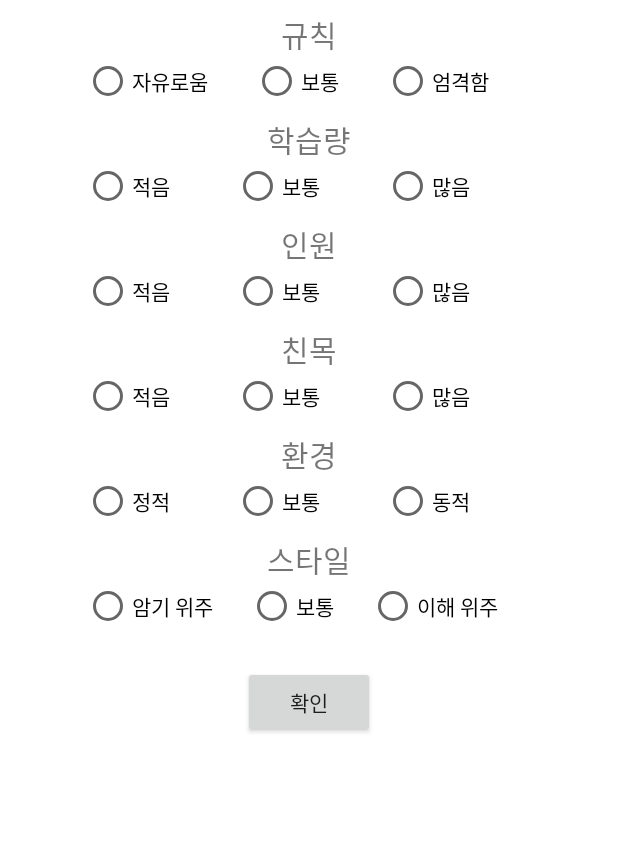
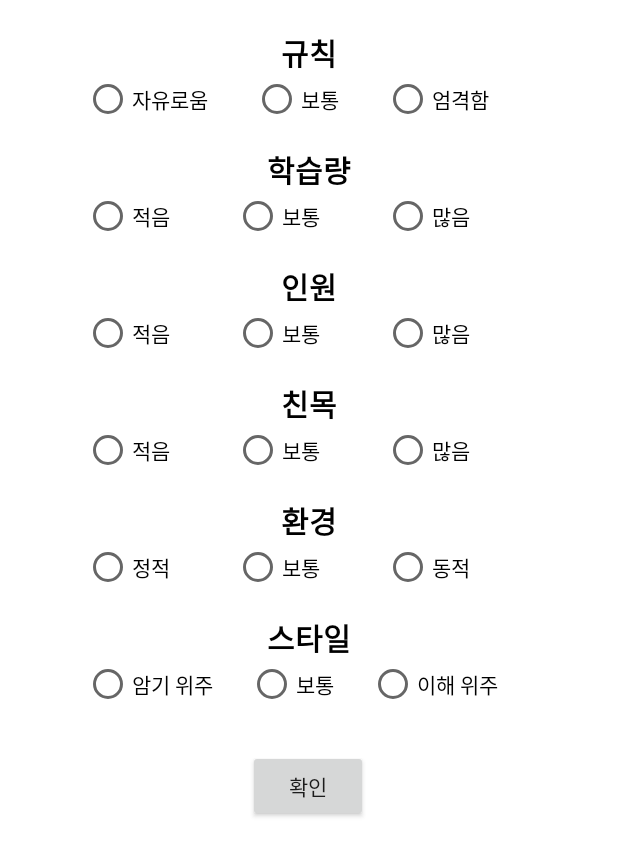
Before and after one commit to yhs3434/Study-Room, an Android app: the layout activity_tendency_choice.xml on its own in the app's theme, with its tools: preview values and no code run, on a phone screen of 412 x 824 dp. Shown: the top 856 px of the screen. Run offline under Robolectric (Android 15) with nearby library versions, the phone set to English and light mode, and no system bars.

Commit message:
android update

```diff
--- a/android/app/src/main/AndroidManifest.xml
+++ b/android/app/src/main/AndroidManifest.xml
@@ -31,7 +31,11 @@
         <activity
             android:name=".SubjectChoiceActivity"
             android:theme="@android:style/Theme.Dialog" />
-        <activity android:name=".TendencyChoiceActivity"></activity>
+        <activity
+            android:name=".TendencyChoiceActivity"
+            android:theme="@android:style/Theme.Dialog" />
+        <activity android:name=".LoadingActivity"
+            android:theme="@android:style/Theme.NoTitleBar.Fullscreen"/>
     </application>
 
 </manifest>
--- a/android/app/src/main/java/com/yoonhs3434/suroom/MainActivity.java
+++ b/android/app/src/main/java/com/yoonhs3434/suroom/MainActivity.java
@@ -19,6 +19,8 @@ public class MainActivity extends AppCompatActivity {
     protected void onCreate(Bundle savedInstanceState) {
         super.onCreate(savedInstanceState);
         setContentView(R.layout.activity_main);
+        Intent intent = new Intent(this, LoadingActivity.class);
+        startActivity(intent);
 
         Button btn_login = (Button) findViewById(R.id.button_login);
         btn_login.setOnClickListener(new View.OnClickListener(){
--- a/android/app/src/main/java/com/yoonhs3434/suroom/TendencyChoiceActivity.java
+++ b/android/app/src/main/java/com/yoonhs3434/suroom/TendencyChoiceActivity.java
@@ -41,7 +41,7 @@ public class TendencyChoiceActivity extends Activity {
 
     }
 
-    void closeButtonClicked(View v) throws JSONException {
+    public void closeButtonClicked(View v) throws JSONException {
         int index=0;
 
         JSONObject data_req = new JSONObject();
@@ -52,7 +52,7 @@ public class TendencyChoiceActivity extends Activity {
                     index = j;
                 }
             }
-            data_req.accumulate((textViews[i].getText()).toString(), index);
+            data_req.accumulate(String.valueOf(textViews[i].getText()), index);
         }
 
         HttpPost send = new HttpPost(MySetting.getMyUrl() + "choice/tendency/", data_req);
--- a/android/app/src/main/res/layout/activity_tendency_choice.xml
+++ b/android/app/src/main/res/layout/activity_tendency_choice.xml
@@ -11,7 +11,7 @@
         android:id="@+id/linearLayout"
         android:layout_width="300dp"
         android:layout_height="wrap_content"
-        android:layout_marginTop="8dp"
+        android:layout_marginTop="20dp"
         android:orientation="vertical"
         app:layout_constraintEnd_toEndOf="parent"
         app:layout_constraintHorizontal_bias="0.5"
@@ -24,7 +24,9 @@
             android:layout_height="wrap_content"
             android:gravity="center_horizontal"
             android:text="규칙"
-            android:textSize="20sp" />
+            android:textColor="@android:color/background_dark"
+            android:textSize="20sp"
+            android:textStyle="bold" />
 
         <RadioGroup
             android:id="@+id/ruleGroup"
@@ -37,13 +39,15 @@
                 android:layout_width="wrap_content"
                 android:layout_height="wrap_content"
                 android:layout_weight="1"
-                android:text="자유로움" />
+                android:text="자유로움"
+                android:textColor="@android:color/background_dark" />
 
             <RadioButton
                 android:id="@+id/ruleButton2"
                 android:layout_width="wrap_content"
                 android:layout_height="wrap_content"
                 android:layout_weight="1"
+                android:textColor="@android:color/background_dark"
                 android:text="보통" />
 
             <RadioButton
@@ -51,6 +55,7 @@
                 android:layout_width="wrap_content"
                 android:layout_height="wrap_content"
                 android:layout_weight="1"
+                android:textColor="@android:color/background_dark"
                 android:text="엄격함" />
         </RadioGroup>
     </LinearLayout>
@@ -59,10 +64,9 @@
         android:id="@+id/linearLayout2"
         android:layout_width="300dp"
         android:layout_height="wrap_content"
-        android:layout_marginTop="8dp"
+        android:layout_marginTop="16dp"
         android:orientation="vertical"
         app:layout_constraintEnd_toEndOf="parent"
-        app:layout_constraintHorizontal_bias="0.5"
         app:layout_constraintStart_toStartOf="parent"
         app:layout_constraintTop_toBottomOf="@+id/linearLayout">
 
@@ -72,7 +76,9 @@
             android:layout_height="wrap_content"
             android:gravity="center_horizontal"
             android:text="학습량"
-            android:textSize="20sp" />
+            android:textColor="@android:color/background_dark"
+            android:textSize="20sp"
+            android:textStyle="bold" />
 
         <RadioGroup
             android:id="@+id/learningGroup"
@@ -89,6 +95,7 @@
                 android:layout_width="wrap_content"
                 android:layout_height="wrap_content"
                 android:layout_weight="1"
+                android:textColor="@android:color/background_dark"
                 android:text="적음" />
 
             <RadioButton
@@ -96,6 +103,7 @@
                 android:layout_width="wrap_content"
                 android:layout_height="wrap_content"
                 android:layout_weight="1"
+                android:textColor="@android:color/background_dark"
                 android:text="보통" />
 
             <RadioButton
@@ -103,6 +111,7 @@
                 android:layout_width="wrap_content"
                 android:layout_height="wrap_content"
                 android:layout_weight="1"
+                android:textColor="@android:color/background_dark"
                 android:text="많음" />
         </RadioGroup>
     </LinearLayout>
@@ -111,10 +120,9 @@
         android:id="@+id/linearLayout3"
         android:layout_width="300dp"
         android:layout_height="wrap_content"
-        android:layout_marginTop="8dp"
+        android:layout_marginTop="16dp"
         android:orientation="vertical"
         app:layout_constraintEnd_toEndOf="parent"
-        app:layout_constraintHorizontal_bias="0.5"
         app:layout_constraintStart_toStartOf="parent"
         app:layout_constraintTop_toBottomOf="@+id/linearLayout2">
 
@@ -124,7 +132,9 @@
             android:layout_height="wrap_content"
             android:gravity="center_horizontal"
             android:text="인원"
-            android:textSize="20sp" />
+            android:textColor="@android:color/background_dark"
+            android:textSize="20sp"
+            android:textStyle="bold" />
 
         <RadioGroup
             android:id="@+id/numberPeopleGroup"
@@ -138,6 +148,7 @@
                 android:layout_width="wrap_content"
                 android:layout_height="wrap_content"
                 android:layout_weight="1"
+                android:textColor="@android:color/background_dark"
                 android:text="적음" />
 
             <RadioButton
@@ -145,6 +156,7 @@
                 android:layout_width="wrap_content"
                 android:layout_height="wrap_content"
                 android:layout_weight="1"
+                android:textColor="@android:color/background_dark"
                 android:text="보통" />
 
             <RadioButton
@@ -152,6 +164,7 @@
                 android:layout_width="wrap_content"
                 android:layout_height="wrap_content"
                 android:layout_weight="1"
+                android:textColor="@android:color/background_dark"
                 android:text="많음" />
         </RadioGroup>
     </LinearLayout>
@@ -160,10 +173,9 @@
         android:id="@+id/linearLayout4"
         android:layout_width="300dp"
         android:layout_height="wrap_content"
-        android:layout_marginTop="8dp"
+        android:layout_marginTop="16dp"
         android:orientation="vertical"
         app:layout_constraintEnd_toEndOf="parent"
-        app:layout_constraintHorizontal_bias="0.5"
         app:layout_constraintStart_toStartOf="parent"
         app:layout_constraintTop_toBottomOf="@+id/linearLayout3">
 
@@ -173,7 +185,9 @@
             android:layout_height="wrap_content"
             android:gravity="center_horizontal"
             android:text="친목"
-            android:textSize="20sp" />
+            android:textColor="@android:color/background_dark"
+            android:textSize="20sp"
+            android:textStyle="bold" />
 
         <RadioGroup
             android:id="@+id/friendshipGroup"
@@ -188,6 +202,7 @@
                 android:layout_width="wrap_content"
                 android:layout_height="wrap_content"
                 android:layout_weight="1"
+                android:textColor="@android:color/background_dark"
                 android:text="적음" />
 
             <RadioButton
@@ -195,6 +210,7 @@
                 android:layout_width="wrap_content"
                 android:layout_height="wrap_content"
                 android:layout_weight="1"
+                android:textColor="@android:color/background_dark"
                 android:text="보통" />
 
             <RadioButton
@@ -202,6 +218,7 @@
                 android:layout_width="wrap_content"
                 android:layout_height="wrap_content"
                 android:layout_weight="1"
+                android:textColor="@android:color/background_dark"
                 android:text="많음" />
         </RadioGroup>
     </LinearLayout>
@@ -210,10 +227,9 @@
         android:id="@+id/linearLayout5"
         android:layout_width="300dp"
         android:layout_height="wrap_content"
-        android:layout_marginTop="8dp"
+        android:layout_marginTop="16dp"
         android:orientation="vertical"
         app:layout_constraintEnd_toEndOf="parent"
-        app:layout_constraintHorizontal_bias="0.5"
         app:layout_constraintStart_toStartOf="parent"
         app:layout_constraintTop_toBottomOf="@+id/linearLayout4">
 
@@ -223,7 +239,9 @@
             android:layout_height="wrap_content"
             android:gravity="center_horizontal"
             android:text="환경"
-            android:textSize="20sp" />
+            android:textColor="@android:color/background_dark"
+            android:textSize="20sp"
+            android:textStyle="bold" />
 
         <RadioGroup
             android:id="@+id/environmentGroup"
@@ -236,6 +254,7 @@
                 android:layout_width="wrap_content"
                 android:layout_height="wrap_content"
                 android:layout_weight="1"
+                android:textColor="@android:color/background_dark"
                 android:text="정적" />
 
             <RadioButton
@@ -243,6 +262,7 @@
                 android:layout_width="wrap_content"
                 android:layout_height="wrap_content"
                 android:layout_weight="1"
+                android:textColor="@android:color/background_dark"
                 android:text="보통" />
 
             <RadioButton
@@ -250,6 +270,7 @@
                 android:layout_width="wrap_content"
                 android:layout_height="wrap_content"
                 android:layout_weight="1"
+                android:textColor="@android:color/background_dark"
                 android:text="동적" />
         </RadioGroup>
     </LinearLayout>
@@ -258,7 +279,7 @@
         android:id="@+id/linearLayout6"
         android:layout_width="300dp"
         android:layout_height="wrap_content"
-        android:layout_marginTop="8dp"
+        android:layout_marginTop="16dp"
         android:orientation="vertical"
         app:layout_constraintEnd_toEndOf="parent"
         app:layout_constraintHorizontal_bias="0.5"
@@ -271,7 +292,9 @@
             android:layout_height="wrap_content"
             android:gravity="center_horizontal"
             android:text="스타일"
-            android:textSize="20sp" />
+            android:textColor="@android:color/background_dark"
+            android:textSize="20sp"
+            android:textStyle="bold" />
 
         <RadioGroup
             android:id="@+id/styleGroup"
@@ -284,6 +307,7 @@
                 android:layout_width="wrap_content"
                 android:layout_height="wrap_content"
                 android:layout_weight="1"
+                android:textColor="@android:color/background_dark"
                 android:text="암기 위주" />
 
             <RadioButton
@@ -291,6 +315,7 @@
                 android:layout_width="wrap_content"
                 android:layout_height="wrap_content"
                 android:layout_weight="1"
+                android:textColor="@android:color/background_dark"
                 android:text="보통" />
 
             <RadioButton
@@ -298,18 +323,24 @@
                 android:layout_width="wrap_content"
                 android:layout_height="wrap_content"
                 android:layout_weight="1"
+                android:textColor="@android:color/background_dark"
                 android:text="이해 위주" />
         </RadioGroup>
     </LinearLayout>
 
     <Button
-        android:id="@+id/checkButton"
-        android:layout_width="wrap_content"
+        android:id="@+id/closeButton"
+        android:layout_width="80dp"
         android:layout_height="wrap_content"
-        android:layout_marginTop="24dp"
+        android:layout_marginStart="8dp"
+        android:layout_marginLeft="8dp"
+        android:layout_marginTop="28dp"
+        android:layout_marginEnd="8dp"
+        android:layout_marginRight="8dp"
         android:onClick="closeButtonClicked"
         android:text="확인"
         app:layout_constraintEnd_toEndOf="parent"
+        app:layout_constraintHorizontal_bias="0.498"
         app:layout_constraintStart_toStartOf="parent"
         app:layout_constraintTop_toBottomOf="@+id/linearLayout6" />
 </android.support.constraint.ConstraintLayout>
```
Also changed, not shown: android/app/src/main/java/com/yoonhs3434/suroom/LoadingActivity.java (added, +26 -0 lines), android/app/src/main/res/layout/activity_loading.xml (added, +10 -0 lines), android/app/src/main/res/layout/activity_main.xml (+6 -7 lines), android/app/src/main/res/drawable/loading.png (added).
